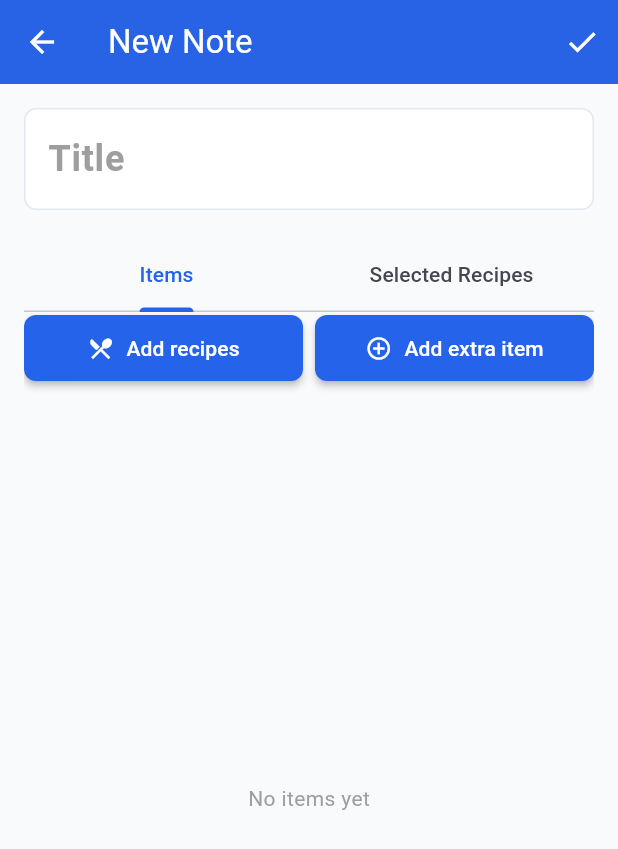
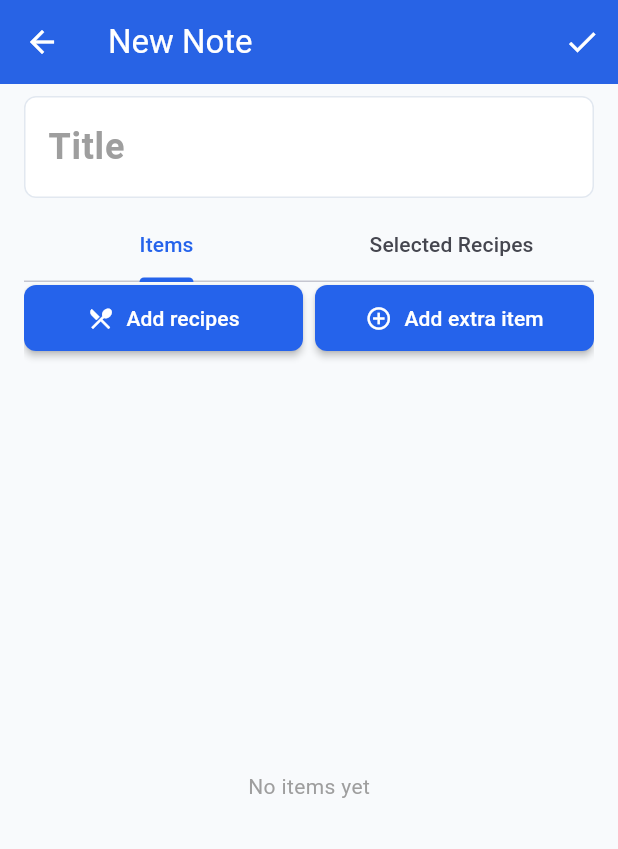
Before and after one commit to casperwintjes/flutter_application_1, a Flutter app: the AddEditNotePage screen opened directly, on a phone screen of 412 x 824 dp. Shown: the top 849 px of the screen. Run offline on Flutter 3.47's test engine with Material 3 defaults, Android fonts, the phone set to English and light mode, and no system bars; our stand-ins replace shared_preferences; missing offline and left inert: dart:html; accounts and stored records are empty; network calls fail.

Commit message:
chore: remove spacing and tighten title area

```diff
--- a/lib/main.dart
+++ b/lib/main.dart
@@ -901,7 +901,7 @@ class _AddEditNotePageState extends State<AddEditNotePage> {
         ],
       ),
       body: Padding(
-        padding: const EdgeInsets.all(16),
+        padding: const EdgeInsets.fromLTRB(16, 8, 16, 12),
         child: Column(
           children: [
             TextField(
@@ -914,8 +914,8 @@ class _AddEditNotePageState extends State<AddEditNotePage> {
               style: const TextStyle(fontSize: 24, fontWeight: FontWeight.bold),
               maxLines: null,
             ),
-            const SizedBox(height: 12),
-            const SizedBox(height: 8),
+            const SizedBox(height: 4),
+            const SizedBox(height: 4),
             Expanded(
               child: DefaultTabController(
                 length: 2,
```
